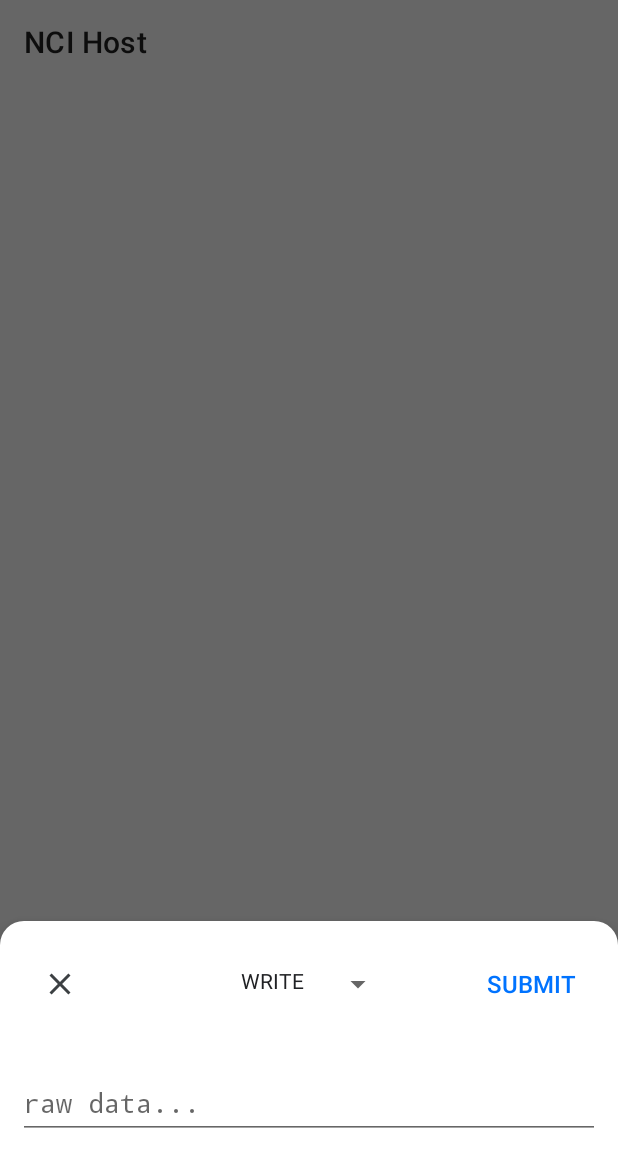
After one commit to cinit/NCIHost, an Android app: the fragment HalOperationDialogFragment shown on its own in the app's theme, on a phone screen of 412 x 824 dp. The commit adds this screen. Shown: the top 1167 px of the screen. Run offline under Robolectric (Android 15) with nearby library versions, the phone set to English and light mode, and no system bars; libraries missing offline, so code that uses them is left out: org.lsposed.hiddenapibypass.

Commit message:
feat: add HAL write operation

```diff
--- /dev/null
+++ b/app/src/main/java/cc/ioctl/nfcdevicehost/activity/base/BaseBottomSheetDialogFragment.java
@@ -0,0 +1,129 @@
+package cc.ioctl.nfcdevicehost.activity.base;
+
+import android.app.Dialog;
+import android.os.Bundle;
+import android.view.Gravity;
+import android.view.LayoutInflater;
+import android.view.View;
+import android.view.ViewGroup;
+import android.view.Window;
+import android.view.WindowManager;
+
+import androidx.annotation.NonNull;
+import androidx.annotation.Nullable;
+import androidx.annotation.UiThread;
+import androidx.core.view.WindowCompat;
+
+import com.google.android.material.bottomsheet.BottomSheetBehavior;
+import com.google.android.material.bottomsheet.BottomSheetDialog;
+import com.google.android.material.bottomsheet.BottomSheetDialogFragment;
+import com.google.android.material.shape.MaterialShapeDrawable;
+import com.google.android.material.shape.ShapeAppearanceModel;
+
+import org.jetbrains.annotations.NotNull;
+
+import cc.ioctl.nfcdevicehost.R;
+import cc.ioctl.nfcdevicehost.util.ThreadManager;
+
+public abstract class BaseBottomSheetDialogFragment extends BottomSheetDialogFragment {
+
+    private View mRootView = null;
+    private Dialog mDialog = null;
+    private BottomSheetBehavior mBehavior = null;
+    private final BottomSheetBehavior.BottomSheetCallback mBottomSheetCallback = new BottomSheetBehavior.BottomSheetCallback() {
+        @Override
+        public void onStateChanged(@NonNull View bottomSheet, int newState) {
+            if (newState == BottomSheetBehavior.STATE_EXPANDED) {
+                // In the EXPANDED STATE apply a new MaterialShapeDrawable with rounded corners
+                MaterialShapeDrawable newMaterialShapeDrawable = createMaterialShapeDrawable(bottomSheet);
+                bottomSheet.setBackground(newMaterialShapeDrawable);
+            }
+        }
+
+        @Override
+        public void onSlide(@NonNull View bottomSheet, float slideOffset) {
+            // Do nothing
+        }
+    };
+
+    @NonNull
+    @UiThread
+    protected abstract View createRootView(@NonNull LayoutInflater inflater, @Nullable ViewGroup container,
+                                           @Nullable Bundle savedInstanceState);
+
+    @Nullable
+    @Override
+    public View onCreateView(@NonNull LayoutInflater inflater, @Nullable ViewGroup container, @Nullable Bundle savedInstanceState) {
+        mRootView = createRootView(inflater, container, savedInstanceState);
+        return mRootView;
+    }
+
+    @NonNull
+    @Override
+    public Dialog onCreateDialog(@Nullable Bundle savedInstanceState) {
+        mDialog = new BottomSheetDialog(requireContext(), getTheme()) {
+            @Override
+            public void onAttachedToWindow() {
+                super.onAttachedToWindow();
+                Window window = getWindow();
+                WindowCompat.setDecorFitsSystemWindows(window, false);
+                WindowManager.LayoutParams lp = window.getAttributes();
+                lp.gravity = Gravity.BOTTOM;
+                lp.windowAnimations = R.style.BottomSheetDialogAnimation;
+                window.setAttributes(lp);
+            }
+        };
+        return mDialog;
+    }
+
+    @Override
+    public void onStart() {
+        super.onStart();
+        if (mBehavior == null) {
+            mBehavior = BottomSheetBehavior.from((View) mRootView.getParent());
+        }
+        mBehavior.addBottomSheetCallback(mBottomSheetCallback);
+        // update bottom sheet background with round corners
+        View bottomSheet = mDialog.getWindow().findViewById(com.google.android.material.R.id.design_bottom_sheet);
+        ThreadManager.post(() -> {
+            // I don't know why, but this works, it won't work if you call it directly here
+            MaterialShapeDrawable newMaterialShapeDrawable = createMaterialShapeDrawable(bottomSheet);
+            bottomSheet.setBackground(newMaterialShapeDrawable);
+        });
+    }
+
+    @Override
+    public void onStop() {
+        super.onStop();
+        if (mBehavior != null) {
+            mBehavior.removeBottomSheetCallback(mBottomSheetCallback);
+        }
+    }
+
+    @Override
+    public void onDestroyView() {
+        mRootView = null;
+        super.onDestroyView();
+    }
+
+    @NotNull
+    private MaterialShapeDrawable createMaterialShapeDrawable(@NonNull View bottomSheet) {
+        // https://stackoverflow.com/questions/43852562/round-corner-for-bottomsheetdialogfragment
+        // Create a ShapeAppearanceModel with the same shapeAppearanceOverlay used in the style
+        ShapeAppearanceModel shapeAppearanceModel =
+                ShapeAppearanceModel.builder(getContext(), 0, R.style.CustomShapeAppearanceBottomSheetDialog)
+                        .build();
+        //Create a new MaterialShapeDrawable (you can't use the original MaterialShapeDrawable in the BottoSheet)
+        MaterialShapeDrawable currentMaterialShapeDrawable = (MaterialShapeDrawable) bottomSheet.getBackground();
+        MaterialShapeDrawable newMaterialShapeDrawable = new MaterialShapeDrawable((shapeAppearanceModel));
+        //Copy the attributes in the new MaterialShapeDrawable
+        newMaterialShapeDrawable.initializeElevationOverlay(getContext());
+        newMaterialShapeDrawable.setFillColor(currentMaterialShapeDrawable.getFillColor());
+        newMaterialShapeDrawable.setTintList(currentMaterialShapeDrawable.getTintList());
+        newMaterialShapeDrawable.setElevation(currentMaterialShapeDrawable.getElevation());
+        newMaterialShapeDrawable.setStrokeWidth(currentMaterialShapeDrawable.getStrokeWidth());
+        newMaterialShapeDrawable.setStrokeColor(currentMaterialShapeDrawable.getStrokeColor());
+        return newMaterialShapeDrawable;
+    }
+
+}
--- /dev/null
+++ b/app/src/main/res/anim/anim_bottom_sheet_dialog_enter.xml
@@ -0,0 +1,8 @@
+<?xml version="1.0" encoding="utf-8"?>
+<set xmlns:android="http://schemas.android.com/apk/res/android">
+    <translate
+        android:duration="@android:integer/config_mediumAnimTime"
+        android:fromYDelta="100%p"
+        android:interpolator="@android:anim/accelerate_interpolator"
+        android:toYDelta="0%p" />
+</set>
--- /dev/null
+++ b/app/src/main/res/anim/anim_bottom_sheet_dialog_exit.xml
@@ -0,0 +1,8 @@
+<?xml version="1.0" encoding="utf-8"?>
+<set xmlns:android="http://schemas.android.com/apk/res/android">
+    <translate
+        android:duration="@android:integer/config_mediumAnimTime"
+        android:fromYDelta="0%p"
+        android:interpolator="@android:anim/accelerate_interpolator"
+        android:toYDelta="100%p" />
+</set>
--- /dev/null
+++ b/app/src/main/res/layout/dialog_bsd_hal_operation.xml
@@ -0,0 +1,90 @@
+<?xml version="1.0" encoding="utf-8"?>
+<LinearLayout xmlns:android="http://schemas.android.com/apk/res/android"
+    xmlns:app="http://schemas.android.com/apk/res-auto"
+    xmlns:tools="http://schemas.android.com/tools"
+    android:layout_width="match_parent"
+    android:layout_height="match_parent"
+    android:orientation="vertical">
+
+    <RelativeLayout
+        android:layout_width="match_parent"
+        android:layout_height="wrap_content"
+        android:layout_marginLeft="16dp"
+        android:layout_marginTop="18dp"
+        android:layout_marginRight="16dp"
+        android:gravity="center_vertical">
+
+        <Spinner
+            android:id="@+id/hal_operation_spinner_syscall_type"
+            android:layout_width="wrap_content"
+            android:layout_height="wrap_content"
+            android:layout_centerInParent="true"
+            android:layout_gravity="center_horizontal" />
+
+        <ImageView
+            android:id="@+id/hal_operation_button_close"
+            android:layout_width="wrap_content"
+            android:layout_height="wrap_content"
+            android:layout_alignParentStart="true"
+            android:layout_centerVertical="true"
+            android:background="@drawable/bg_ripple_round_rect"
+            android:clickable="true"
+            android:contentDescription="@string/action_close"
+            android:focusable="true"
+            android:minWidth="48dp"
+            android:minHeight="48dp"
+            android:padding="12dp"
+            android:scaleType="centerCrop"
+            android:src="@drawable/ic_cross_24"
+            app:tint="@color/secondTextColor" />
+
+
+        <TextView
+            android:id="@+id/hal_operation_button_submit"
+            style="@style/TextAppearance.AppCompat.Button"
+            android:layout_width="wrap_content"
+            android:layout_height="wrap_content"
+            android:layout_alignParentEnd="true"
+            android:layout_centerVertical="true"
+            android:background="@drawable/bg_ripple_round_rect"
+            android:clickable="true"
+            android:focusable="true"
+            android:gravity="center"
+            android:minWidth="48dp"
+            android:minHeight="48dp"
+            android:padding="12dp"
+            android:text="@string/action_submit"
+            android:textColor="?colorAccent"
+            android:textSize="16sp" />
+
+    </RelativeLayout>
+
+    <LinearLayout
+        android:id="@+id/hal_operation_linearLayout_write"
+        android:layout_width="match_parent"
+        android:layout_height="wrap_content"
+        android:layout_margin="12dp"
+        android:gravity="top"
+        android:minHeight="120dp"
+        android:orientation="vertical">
+
+        <TextView
+            android:id="@+id/hal_operation_textView_write_hint"
+            android:layout_width="match_parent"
+            android:layout_height="wrap_content"
+            android:textIsSelectable="true"
+            android:typeface="monospace" />
+
+        <EditText
+            android:id="@+id/hal_operation_editText_write_payload"
+            android:layout_width="match_parent"
+            android:layout_height="wrap_content"
+            android:hint="raw data..."
+            android:linksClickable="false"
+            android:minHeight="48dp"
+            android:singleLine="false"
+            android:typeface="monospace" />
+
+    </LinearLayout>
+
+</LinearLayout>
--- /dev/null
+++ b/app/src/main/res/layout/item_spinner_text.xml
@@ -0,0 +1,17 @@
+<?xml version="1.0" encoding="utf-8"?>
+<LinearLayout xmlns:android="http://schemas.android.com/apk/res/android"
+    android:layout_width="wrap_content"
+    android:layout_height="wrap_content"
+    android:orientation="vertical">
+
+    <TextView
+        android:id="@+id/item_spinner_item_textView"
+        android:layout_width="wrap_content"
+        android:layout_height="wrap_content"
+        android:minWidth="48dp"
+        android:minHeight="48dp"
+        android:padding="12dp"
+        android:textColor="@color/firstTextColor"
+        android:textSize="14sp" />
+
+</LinearLayout>
--- a/app/src/main/res/values/strings.xml
+++ b/app/src/main/res/values/strings.xml
@@ -92,4 +92,8 @@ By using this application, you accept all responsibility using it and agree that
     <string name="ui_dialog_title_requesting_root">Requesting root</string>
     <string name="ui_dialog_msg_body_requesting_root">Please grant root permission</string>
     <string name="label_nav_main_dump_file">HAL Dump File</string>
+    <string name="action_close">Close</string>
+    <string name="action_submit">Submit</string>
+    <string name="ui_toast_operation_success_v0s">Operation success: %s</string>
+    <string name="ui_dialog_error_message_invalid_input_syntax_v0s">Invalid input: %s</string>
 </resources>
--- /dev/null
+++ b/app/src/main/res/values/styles.xml
@@ -0,0 +1,26 @@
+<?xml version="1.0" encoding="utf-8"?>
+<resources>
+
+    <style name="BottomSheetDialogAnimation">
+        <item name="android:windowEnterAnimation">@anim/anim_bottom_sheet_dialog_enter</item>
+        <item name="android:windowExitAnimation">@anim/anim_bottom_sheet_dialog_exit</item>
+        <item name="android:windowBackground">@android:color/transparent</item>
+    </style>
+
+    <style name="CustomShapeAppearanceBottomSheetDialog" parent="">
+        <item name="cornerFamily">rounded</item>
+        <item name="cornerSizeTopRight">16dp</item>
+        <item name="cornerSizeTopLeft">16dp</item>
+        <item name="cornerSizeBottomRight">0dp</item>
+        <item name="cornerSizeBottomLeft">0dp</item>
+    </style>
+
+    <style name="CustomBottomSheetDialog" parent="@style/ThemeOverlay.MaterialComponents.BottomSheetDialog">
+        <item name="bottomSheetStyle">@style/CustomBottomSheet</item>
+    </style>
+
+    <style name="CustomBottomSheet" parent="Widget.MaterialComponents.BottomSheet">
+        <item name="shapeAppearanceOverlay">@style/CustomShapeAppearanceBottomSheetDialog</item>
+    </style>
+
+</resources>
--- a/app/src/main/res/values/themes.xml
+++ b/app/src/main/res/values/themes.xml
@@ -22,6 +22,8 @@
             shortEdges
         </item>
 
+        <!-- BaseBottomSheetDialogFragment round corners -->
+        <item name="bottomSheetDialogTheme">@style/CustomBottomSheetDialog</item>
     </style>
 
     <!-- Translucent Activity for Shadow Dialog Host -->
```
Also changed, not shown: app/src/main/java/cc/ioctl/nfcdevicehost/activity/ui/dump/HalOperationDialogFragment.java (added, +123 -0 lines), app/src/main/java/cc/ioctl/nfcdevicehost/activity/ui/dump/NciLiveDumpFragment.java (+7 -1 lines), app/src/main/java/cc/ioctl/nfcdevicehost/util/Errno.java (added, +313 -0 lines), app/src/main/res/drawable/bg_dialog_shape_sheet_dialog.xml (added, +7 -0 lines), 1 other file.
